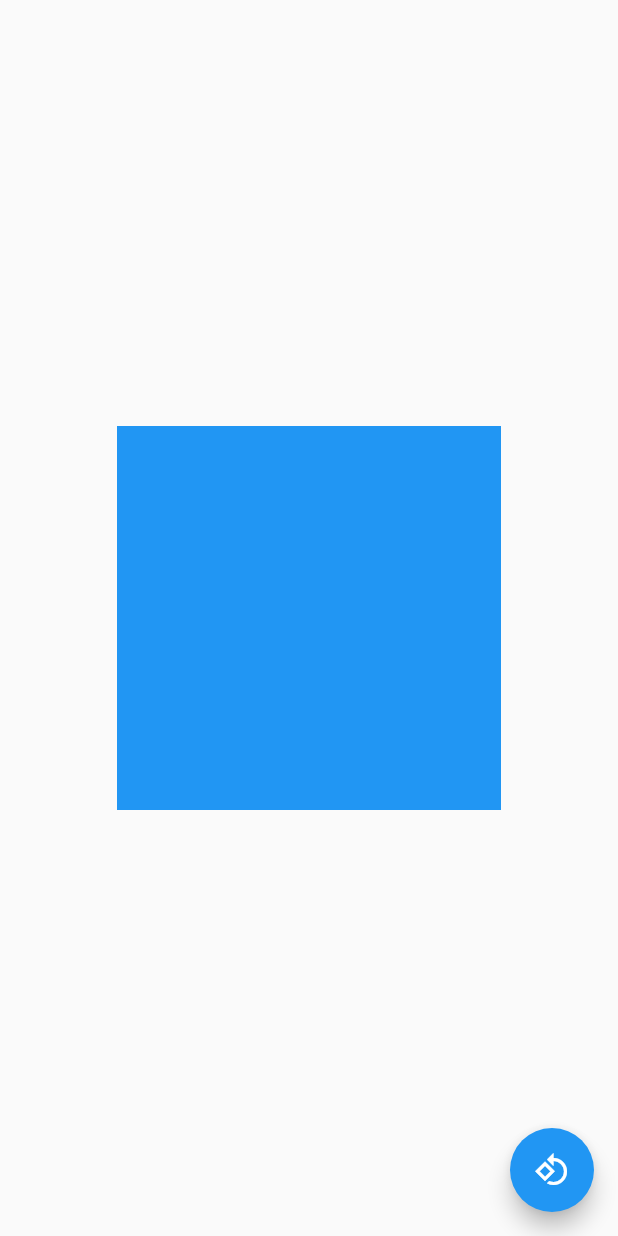
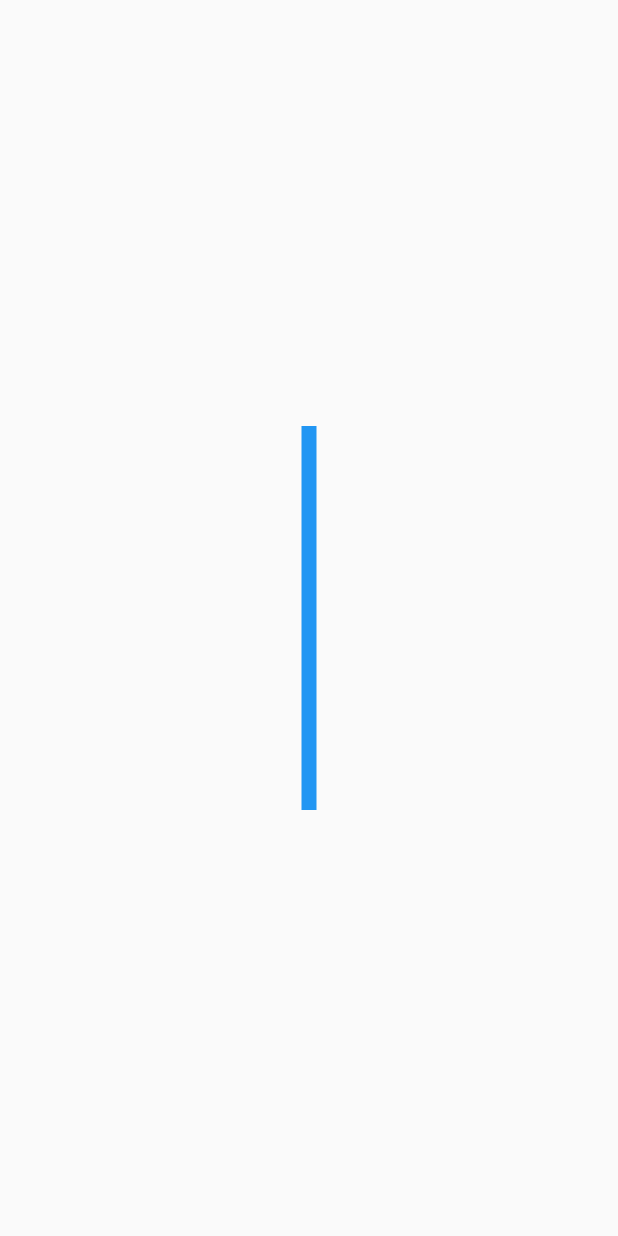
Before and after one commit to kayberd/flutter-projects, a Flutter app: the screen it shows after launch, on a phone screen of 412 x 824 dp. Run offline on Flutter 3.47's test engine with Material 2 defaults, Android fonts, the phone set to English and light mode, and no system bars.

Commit message:
Add one tour animation

```diff
--- a/animation/lib/components/blue_square.dart
+++ b/animation/lib/components/blue_square.dart
@@ -1,14 +1,14 @@
 import 'package:flutter/material.dart';
 
-class BlueSquare extends StatelessWidget {
-  const BlueSquare() : super();
+class BlueLine extends StatelessWidget {
+  const BlueLine() : super();
 
   @override
   Widget build(BuildContext context) {
     return Container(
       color: Colors.blue,
       height: 256.0,
-      width: 256.0,
+      width: 10.0,
     );
   }
 }
--- a/animation/lib/main.dart
+++ b/animation/lib/main.dart
@@ -1,4 +1,5 @@
 import 'package:animation/views/basic_animation.dart';
+import 'package:animation/views/improved_animation.dart';
 import 'package:flutter/material.dart';
 
 void main() {
@@ -15,15 +16,13 @@ class MyApp extends StatelessWidget {
       theme: ThemeData(
         primarySwatch: Colors.blue,
       ),
-      home: const MyHomePage(title: 'Animation trials'),
+      home: const MyHomePage(),
     );
   }
 }
 
 class MyHomePage extends StatefulWidget {
-  const MyHomePage({super.key, required this.title});
-
-  final String title;
+  const MyHomePage({super.key});
 
   @override
   State<MyHomePage> createState() => _MyHomePageState();
@@ -32,6 +31,7 @@ class MyHomePage extends StatefulWidget {
 class _MyHomePageState extends State<MyHomePage> {
   @override
   Widget build(BuildContext context) {
-    return const BasicAnimation();
+    // return const BasicAnimation();
+    return const ImprovedAnimation();
   }
 }
--- a/animation/lib/views/basic_animation.dart
+++ b/animation/lib/views/basic_animation.dart
@@ -18,7 +18,7 @@ class _BasicAnimationState extends State<BasicAnimation> {
     return Scaffold(
       body: Transform.rotate(
         angle: _angle,
-        child: const Center(child: BlueSquare()),
+        child: const Center(child: BlueLine()),
       ),
       floatingActionButton: FloatingActionButton(
         onPressed: () => setState(() {
--- /dev/null
+++ b/animation/lib/views/improved_animation.dart
@@ -0,0 +1,40 @@
+import 'dart:math';
+
+import 'package:animation/components/blue_square.dart';
+import 'package:flutter/material.dart';
+
+class ImprovedAnimation extends StatefulWidget {
+  const ImprovedAnimation() : super();
+
+  @override
+  State<ImprovedAnimation> createState() => _ImprovedAnimationState();
+}
+
+class _ImprovedAnimationState extends State<ImprovedAnimation> with SingleTickerProviderStateMixin {
+  late AnimationController _animationController;
+  late Animation<double> _animation;
+
+  @override
+  void initState() {
+    super.initState();
+    _animationController = AnimationController(duration: const Duration(seconds: 5), vsync: this);
+    _animation = Tween<double>(begin: 0.0, end: 2 * pi).animate(_animationController)..addListener(() => setState(() {}));
+    _animationController.forward();
+  }
+
+  @override
+  void dispose() {
+    _animationController.dispose();
+    super.dispose();
+  }
+
+  @override
+  Widget build(BuildContext context) {
+    return Scaffold(
+      body: Transform.rotate(
+        angle: _animation.value,
+        child: const Center(child: BlueLine()),
+      ),
+    );
+  }
+}
```
